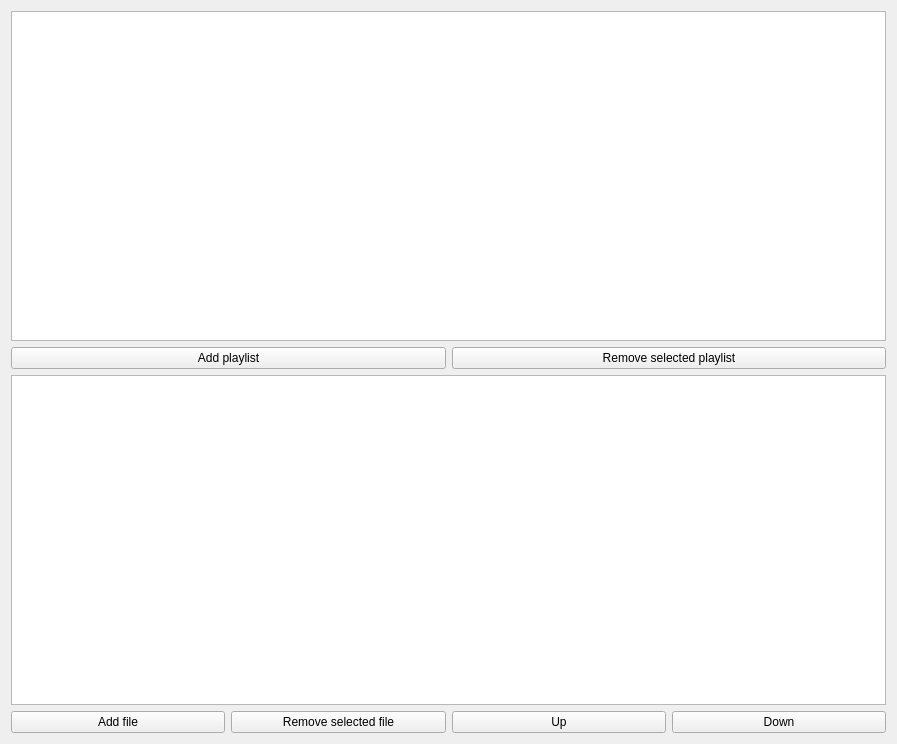
wangwenx190/dynamic-desktop, file src/ddmain/forms/playlistdialog.ui: the form before one commit.
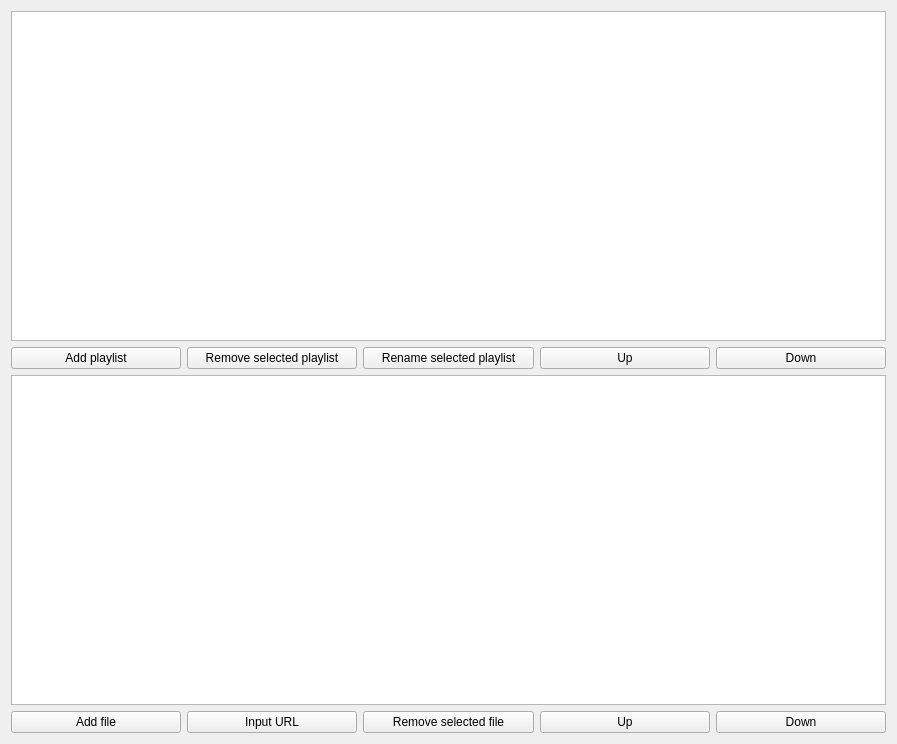
The form after the commit.

The edit to the form file:
```diff
--- a/src/ddmain/forms/playlistdialog.ui
+++ b/src/ddmain/forms/playlistdialog.ui
@@ -35,6 +35,27 @@
          </property>
         </widget>
        </item>
+       <item>
+        <widget class="QPushButton" name="pushButton_playlist_rename">
+         <property name="text">
+          <string>Rename selected playlist</string>
+         </property>
+        </widget>
+       </item>
+       <item>
+        <widget class="QPushButton" name="pushButton_playlist_up">
+         <property name="text">
+          <string>Up</string>
+         </property>
+        </widget>
+       </item>
+       <item>
+        <widget class="QPushButton" name="pushButton_playlist_down">
+         <property name="text">
+          <string>Down</string>
+         </property>
+        </widget>
+       </item>
       </layout>
      </item>
     </layout>
@@ -53,6 +74,13 @@
          </property>
         </widget>
        </item>
+       <item>
+        <widget class="QPushButton" name="pushButton_file_input">
+         <property name="text">
+          <string>Input URL</string>
+         </property>
+        </widget>
+       </item>
        <item>
         <widget class="QPushButton" name="pushButton_file_remove">
          <property name="text">
```
